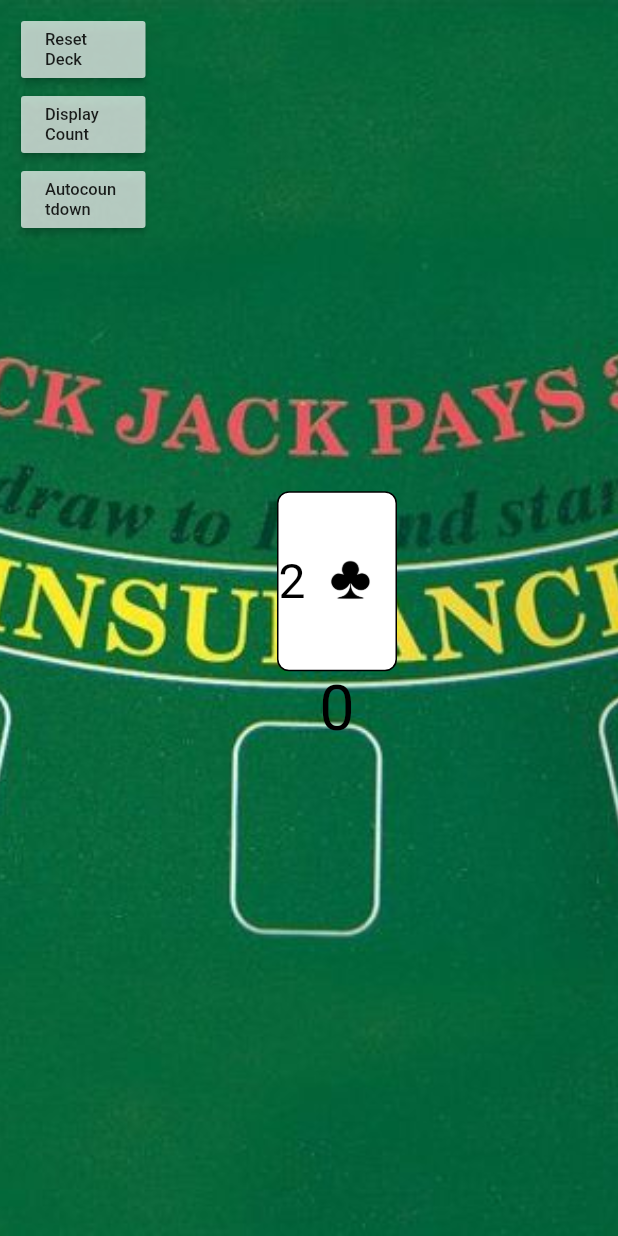
After one commit to acolburn/blackjack, a Flutter app: the screen it shows after launch, after a tap on "Countdown a Deck", on a phone screen of 412 x 824 dp. The commit adds this screen. Run offline on Flutter 3.47's test engine with Material 2 defaults, Android fonts, the light colour scheme and no system bars; our stand-ins replace audioplayers, flushbar; Roboto replaces fonts that are missing (Verdana).

Commit message:
Added CountDown option

```diff
--- /dev/null
+++ b/lib/count_deck.dart
@@ -0,0 +1,104 @@
+import 'package:flutter/material.dart';
+import 'playing_card.dart';
+import 'info_cell.dart';
+
+class CountDeck extends StatefulWidget {
+  @override
+  _CountDeckState createState() => _CountDeckState();
+}
+
+class _CountDeckState extends State<CountDeck> {
+  int i = 0;
+  int count = 0;
+  bool isVisible = true;
+  List<PlayingCard> deck = makeDeck();
+
+  @override
+  void initState() {
+    super.initState();
+    deck.shuffle();
+  }
+
+  @override
+  Widget build(BuildContext context) {
+    return Scaffold(
+      body: Container(
+        decoration: BoxDecoration(
+          image: DecorationImage(
+            image: AssetImage('images/blackjack_table.jpg'),
+            fit: BoxFit.cover,
+          ),
+        ),
+        child: Row(
+          mainAxisAlignment: MainAxisAlignment.start,
+//          crossAxisAlignment: CrossAxisAlignment.start,
+          children: <Widget>[
+            Padding(
+              padding: const EdgeInsets.all(8.0),
+              child: Column(
+                children: <Widget>[
+                  makeInfoCellButton(
+                    name: 'Reset Deck',
+                    action: resetDeck,
+                  ),
+                  makeInfoCellButton(
+                      name: 'Display Count',
+                      action: () {
+                        setState(() {
+                          isVisible = !isVisible;
+                        });
+                      }),
+                  makeInfoCellButton(name: 'Autocountdown', action: () {})
+                ],
+              ),
+            ),
+            //Expanded() widgets help place card location on screen
+            //adds space between buttons (on left) & card/count (in middle)
+            Expanded(flex: 1, child: Container()),
+            GestureDetector(
+              onTap: () {
+                if (i < 51) {
+                  setState(() {
+                    i++;
+                    if (cardValueToNumber(deck[i]) >= 10) {
+                      count--;
+                    } else if (cardValueToNumber(deck[i]) <= 7) {
+                      count++;
+                    }
+                  });
+                }
+              },
+              child: Column(
+                mainAxisAlignment: MainAxisAlignment.center,
+                children: <Widget>[
+                  buildCard(deck[i]),
+                  Visibility(
+                      visible: isVisible,
+                      child: Text('$count',
+                          style: TextStyle(fontSize: 42, color: Colors.black)))
+                ],
+              ),
+            ),
+
+            //Expanded() widgets help place card location on screen
+            //adds space between card/count (in middle) & space (right)
+            Expanded(flex: 2, child: Container())
+          ],
+        ),
+      ),
+    );
+  }
+
+  void resetDeck() {
+    deck.shuffle();
+    setState(() {
+      i = 0;
+      if (cardValueToNumber(deck[0]) >= 10) {
+        count = -1;
+      } else if (cardValueToNumber(deck[0]) <= 7) {
+        count = 1;
+      } else
+        count = 0;
+    });
+  }
+}
--- a/lib/main.dart
+++ b/lib/main.dart
@@ -1,6 +1,7 @@
 import 'package:flutter/material.dart';
 import 'package:flutter/services.dart';
 import 'home_page.dart';
+import 'count_deck.dart';
 
 enum Decision { hit, stand, double, split, none }
 enum HandType { pairs, softHands, allHands }
@@ -111,6 +112,22 @@ class StartPage extends StatelessWidget {
                     );
                   },
                 ),
+                FlatButton(
+                  color: Colors.white,
+                  child: Text(
+                    'Countdown a Deck',
+                    style: TextStyle(fontSize: 14, fontFamily: 'Verdana'),
+                  ),
+                  onPressed: () {
+                    hand = HandType.allHands;
+                    Navigator.push(
+                      context,
+                      MaterialPageRoute(
+                        builder: (BuildContext context) => CountDeck(),
+                      ),
+                    );
+                  },
+                ),
               ],
             ),
           ),
```
